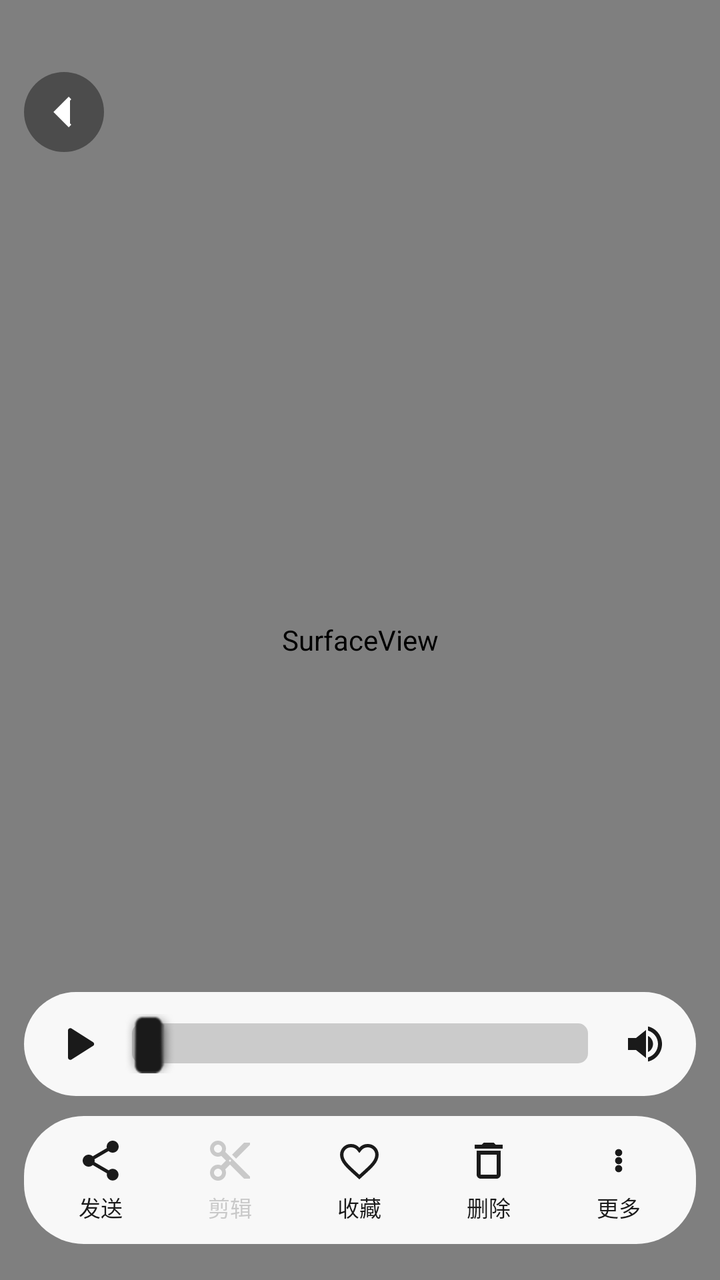
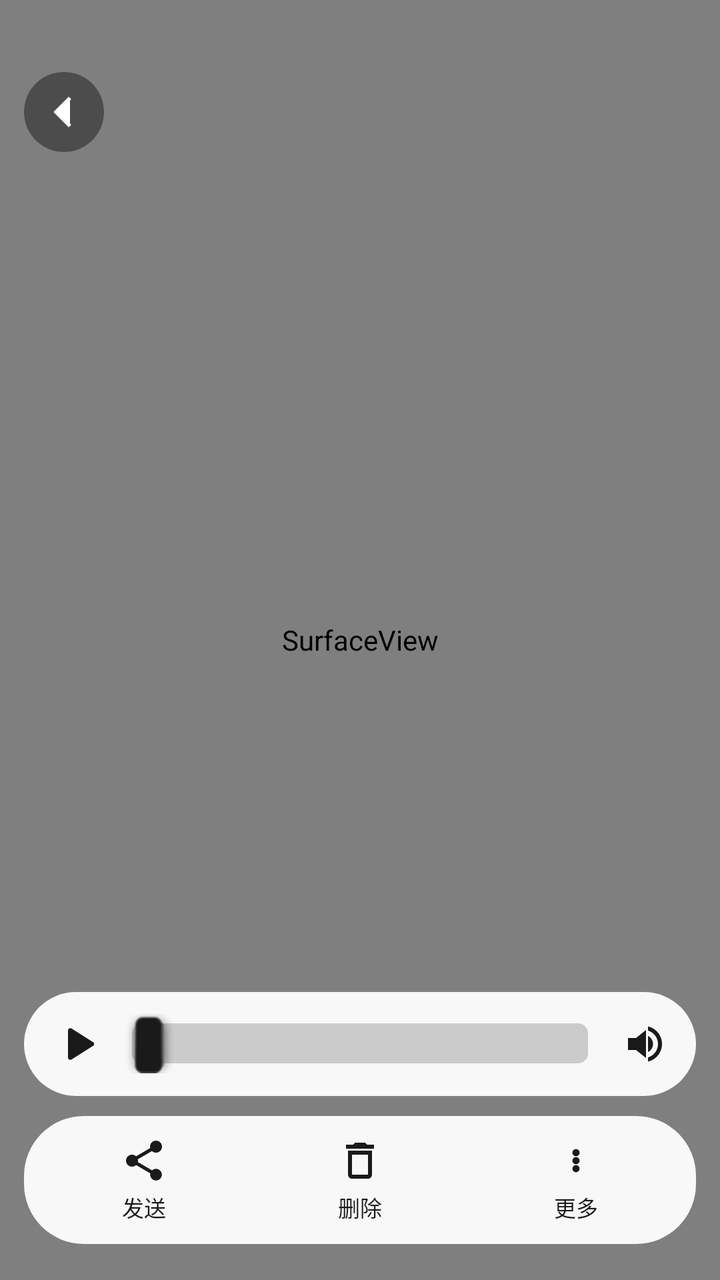

An Android layout rendered at two revisions. The XML below is the earlier revision; the diff shows what the commit changed to produce the second picture.
<!-- AndroidManifest.xml: activity theme android:Theme.Black.NoTitleBar -->
<!-- res/layout/activity_video_player.xml -->
<?xml version="1.0" encoding="utf-8"?>
<FrameLayout xmlns:android="http://schemas.android.com/apk/res/android"
    android:id="@+id/video_root"
    android:layout_width="match_parent"
    android:layout_height="match_parent"
    android:background="@color/video_bg">

    <SurfaceView
        android:id="@+id/video_surface"
        android:layout_width="match_parent"
        android:layout_height="match_parent"
        android:layout_gravity="center" />

    
    <LinearLayout
        android:id="@+id/video_top"
        android:layout_width="match_parent"
        android:layout_height="wrap_content"
        android:layout_gravity="top"
        android:paddingHorizontal="12dp"
        android:paddingTop="36dp"
        android:paddingBottom="8dp"
        android:gravity="center_vertical"
        android:orientation="horizontal">

        <ImageButton
            android:id="@+id/btn_video_back"
            android:layout_width="40dp"
            android:layout_height="40dp"
            android:background="@drawable/bg_circle_scrim"
            android:padding="8dp"
            android:src="@drawable/ic_video_back"
            android:contentDescription="@string/video_back" />

        <TextView
            android:id="@+id/tv_video_date"
            android:layout_width="0dp"
            android:layout_height="wrap_content"
            android:layout_weight="1"
            android:gravity="center"
            android:textColor="#F2FFFFFF"
            android:textSize="14sp" />
    </LinearLayout>

    
    <LinearLayout
        android:id="@+id/video_controls"
        android:layout_width="match_parent"
        android:layout_height="wrap_content"
        android:layout_gravity="bottom"
        android:orientation="vertical"
        android:paddingHorizontal="12dp"
        android:paddingBottom="18dp">

        <LinearLayout
            android:layout_width="match_parent"
            android:layout_height="52dp"
            android:background="@drawable/bg_video_pill"
            android:gravity="center_vertical"
            android:orientation="horizontal"
            android:paddingStart="4dp"
            android:paddingEnd="4dp">

            <ImageButton
                android:id="@+id/btn_video_play"
                android:layout_width="44dp"
                android:layout_height="44dp"
                android:background="@null"
                android:padding="10dp"
                android:src="@drawable/ic_video_play"
                android:contentDescription="@string/video_play" />

            <SeekBar
                android:id="@+id/seek_video"
                android:layout_width="0dp"
                android:layout_height="wrap_content"
                android:layout_weight="1"
                android:progressBackgroundTint="@color/video_track"
                android:progressTint="@color/video_icon"
                android:thumbTint="@color/video_icon"
                android:splitTrack="false"
                android:paddingHorizontal="6dp" />

            <ImageButton
                android:id="@+id/btn_video_mute"
                android:layout_width="44dp"
                android:layout_height="44dp"
                android:background="@null"
                android:padding="10dp"
                android:src="@drawable/ic_video_volume"
                android:contentDescription="@string/video_mute" />
        </LinearLayout>

        <LinearLayout
            android:layout_width="match_parent"
            android:layout_height="64dp"
            android:layout_marginTop="10dp"
            android:background="@drawable/bg_video_pill"
            android:orientation="horizontal"
            android:paddingHorizontal="6dp">

            <LinearLayout
                android:id="@+id/act_video_send"
                style="@style/VideoActionItem">

                <ImageView
                    style="@style/VideoActionIcon"
                    android:src="@drawable/ic_video_share" />

                <TextView style="@style/VideoActionLabel" android:text="@string/video_send" />
            </LinearLayout>

            <LinearLayout
                android:id="@+id/act_video_clip"
                style="@style/VideoActionItem">

                <ImageView
                    style="@style/VideoActionIcon"
                    android:src="@drawable/ic_video_clip" />

                <TextView
                    style="@style/VideoActionLabel"
                    android:text="@string/video_clip"
                    android:textColor="@color/video_icon_dim" />
            </LinearLayout>

            <LinearLayout
                android:id="@+id/act_video_fav"
                style="@style/VideoActionItem">

                <ImageView
                    android:id="@+id/ic_video_fav"
                    style="@style/VideoActionIcon"
                    android:src="@drawable/ic_video_heart" />

                <TextView style="@style/VideoActionLabel" android:text="@string/video_fav" />
            </LinearLayout>

            <LinearLayout
                android:id="@+id/act_video_delete"
                style="@style/VideoActionItem">

                <ImageView
                    style="@style/VideoActionIcon"
                    android:src="@drawable/ic_video_delete" />

                <TextView style="@style/VideoActionLabel" android:text="@string/video_delete" />
            </LinearLayout>

            <LinearLayout
                android:id="@+id/act_video_more"
                style="@style/VideoActionItem">

                <ImageView
                    style="@style/VideoActionIcon"
                    android:src="@drawable/ic_video_more" />

                <TextView style="@style/VideoActionLabel" android:text="@string/video_more" />
            </LinearLayout>
        </LinearLayout>
    </LinearLayout>
</FrameLayout>
<!-- resources referenced by this layout -->
<resources>
  <color name="video_bg">#FF000000</color>
  <color name="video_icon">#FF1A1A1A</color>
  <color name="video_icon_dim">#99AAAAAA</color>
  <color name="video_track">#2E000000</color>
  <!-- drawable bg_circle_scrim (drawable) -->
  <?xml version="1.0" encoding="utf-8"?>
  <shape xmlns:android="http://schemas.android.com/apk/res/android" android:shape="oval">
      <solid android:color="@color/video_scrim" />
  </shape>
  <!-- drawable bg_video_pill (drawable) -->
  <?xml version="1.0" encoding="utf-8"?>
  <shape xmlns:android="http://schemas.android.com/apk/res/android" android:shape="rectangle">
      <solid android:color="@color/video_pill" />
      <corners android:radius="30dp" />
  </shape>
  <!-- drawable ic_video_back (drawable) -->
  <vector xmlns:android="http://schemas.android.com/apk/res/android"
      android:width="24dp" android:height="24dp"
      android:viewportWidth="24" android:viewportHeight="24"
      android:tint="#FFFFFFFF">
      <path android:fillColor="#FF000000" android:strokeColor="#FF000000" android:strokeWidth="1.8"
          android:pathData="M15,5L8,12l7,7" />
  </vector>
  <!-- drawable ic_video_clip (drawable) -->
  <vector xmlns:android="http://schemas.android.com/apk/res/android"
      android:width="24dp" android:height="24dp"
      android:viewportWidth="24" android:viewportHeight="24"
      android:tint="@color/video_icon_dim">
      <path android:fillColor="#FF000000" android:pathData="M9.64,7.64c0.23,-0.5 0.36,-1.05 0.36,-1.64 0,-2.21 -1.79,-4 -4,-4S2,3.79 2,6s1.79,4 4,4c0.59,0 1.14,-0.13 1.64,-0.36L10,12l-2.36,2.36C7.14,14.13 6.59,14 6,14c-2.21,0 -4,1.79 -4,4s1.79,4 4,4 4,-1.79 4,-4c0,-0.59 -0.13,-1.14 -0.36,-1.64L12,14l7,7h3v-1L9.64,7.64zM6,8c-1.1,0 -2,-0.89 -2,-2s0.9,-2 2,-2 2,0.89 2,2 -0.9,2 -2,2zM6,20c-1.1,0 -2,-0.89 -2,-2s0.9,-2 2,-2 2,0.89 2,2 -0.9,2 -2,2zM12,12.5c-0.28,0 -0.5,-0.22 -0.5,-0.5s0.22,-0.5 0.5,-0.5 0.5,0.22 0.5,0.5 -0.22,0.5 -0.5,0.5zM19,3l-6,6 2,2 7,-7V3h-3z" />
  </vector>
  <!-- drawable ic_video_delete (drawable) -->
  <vector xmlns:android="http://schemas.android.com/apk/res/android"
      android:width="24dp" android:height="24dp"
      android:viewportWidth="24" android:viewportHeight="24"
      android:tint="@color/video_icon">
      <path android:fillColor="#FF000000" android:pathData="M6,19c0,1.1 0.9,2 2,2h8c1.1,0 2,-0.9 2,-2V7H6v12zM8,9h8v10H8V9zM15.5,4l-1,-1h-5l-1,1H5v2h14V4z" />
  </vector>
  <!-- drawable ic_video_heart (drawable) -->
  <vector xmlns:android="http://schemas.android.com/apk/res/android"
      android:width="24dp" android:height="24dp"
      android:viewportWidth="24" android:viewportHeight="24"
      android:tint="@color/video_icon">
      <path android:fillColor="#00000000" android:strokeColor="#FF000000" android:strokeWidth="1.7"
          android:pathData="M12,20.2l-1.2,-1.1C6.1,14.9 3.2,12.3 3.2,9.1c0,-2.6 2,-4.6 4.6,-4.6 1.5,0 2.9,0.7 3.8,1.8l0.4,0.5 0.4,-0.5c0.9,-1.1 2.3,-1.8 3.8,-1.8 2.6,0 4.6,2 4.6,4.6 0,3.2 -2.9,5.8 -7.6,10z" />
  </vector>
  <string name="video_back">返回</string>
  <string name="video_clip">剪辑</string>
  <string name="video_delete">删除</string>
  <string name="video_fav">收藏</string>
  <string name="video_more">更多</string>
  <string name="video_mute">静音</string>
  <string name="video_play">播放</string>
  <string name="video_send">发送</string>
  <style name="VideoActionIcon">
          <item name="android:layout_width">24dp</item>
          <item name="android:layout_height">24dp</item>
          <item name="android:contentDescription">@null</item>
      </style>
  <style name="VideoActionLabel">
          <item name="android:layout_width">wrap_content</item>
          <item name="android:layout_height">wrap_content</item>
          <item name="android:layout_marginTop">3dp</item>
          <item name="android:textColor">@color/video_icon</item>
          <item name="android:textSize">11sp</item>
      </style>
  <color name="video_scrim">#66000000</color>
  <color name="video_pill">#F2FFFFFF</color>
  <!-- unchanged entries left out for length: 5 -->
</resources>

<!-- the commit's change to res/layout/activity_video_player.xml (unified diff, before → after) -->
@@ -110,31 +110,9 @@
                 <TextView style="@style/VideoActionLabel" android:text="@string/video_send" />
             </LinearLayout>
 
-            <LinearLayout
-                android:id="@+id/act_video_clip"
-                style="@style/VideoActionItem">
+            /LinearLayout>
 
-                <ImageView
-                    style="@style/VideoActionIcon"
-                    android:src="@drawable/ic_video_clip" />
-
-                <TextView
-                    style="@style/VideoActionLabel"
-                    android:text="@string/video_clip"
-                    android:textColor="@color/video_icon_dim" />
-            </LinearLayout>
-
-            <LinearLayout
-                android:id="@+id/act_video_fav"
-                style="@style/VideoActionItem">
-
-                <ImageView
-                    android:id="@+id/ic_video_fav"
-                    style="@style/VideoActionIcon"
-                    android:src="@drawable/ic_video_heart" />
-
-                <TextView style="@style/VideoActionLabel" android:text="@string/video_fav" />
-            </LinearLayout>
+            /LinearLayout>
 
             <LinearLayout
                 android:id="@+id/act_video_delete"
<!-- resource entries referenced after the edit -->
@@ -2,7 +2,6 @@
 <resources>
   <color name="video_bg">#FF000000</color>
   <color name="video_icon">#FF1A1A1A</color>
-  <color name="video_icon_dim">#99AAAAAA</color>
   <color name="video_track">#2E000000</color>
   <!-- drawable bg_circle_scrim (drawable) -->
   <?xml version="1.0" encoding="utf-8"?>
@@ -23,13 +22,6 @@
       <path android:fillColor="#FF000000" android:strokeColor="#FF000000" android:strokeWidth="1.8"
           android:pathData="M15,5L8,12l7,7" />
   </vector>
-  <!-- drawable ic_video_clip (drawable) -->
-  <vector xmlns:android="http://schemas.android.com/apk/res/android"
-      android:width="24dp" android:height="24dp"
-      android:viewportWidth="24" android:viewportHeight="24"
-      android:tint="@color/video_icon_dim">
-      <path android:fillColor="#FF000000" android:pathData="M9.64,7.64c0.23,-0.5 0.36,-1.05 0.36,-1.64 0,-2.21 -1.79,-4 -4,-4S2,3.79 2,6s1.79,4 4,4c0.59,0 1.14,-0.13 1.64,-0.36L10,12l-2.36,2.36C7.14,14.13 6.59,14 6,14c-2.21,0 -4,1.79 -4,4s1.79,4 4,4 4,-1.79 4,-4c0,-0.59 -0.13,-1.14 -0.36,-1.64L12,14l7,7h3v-1L9.64,7.64zM6,8c-1.1,0 -2,-0.89 -2,-2s0.9,-2 2,-2 2,0.89 2,2 -0.9,2 -2,2zM6,20c-1.1,0 -2,-0.89 -2,-2s0.9,-2 2,-2 2,0.89 2,2 -0.9,2 -2,2zM12,12.5c-0.28,0 -0.5,-0.22 -0.5,-0.5s0.22,-0.5 0.5,-0.5 0.5,0.22 0.5,0.5 -0.22,0.5 -0.5,0.5zM19,3l-6,6 2,2 7,-7V3h-3z" />
-  </vector>
   <!-- drawable ic_video_delete (drawable) -->
   <vector xmlns:android="http://schemas.android.com/apk/res/android"
       android:width="24dp" android:height="24dp"
@@ -37,18 +29,8 @@
       android:tint="@color/video_icon">
       <path android:fillColor="#FF000000" android:pathData="M6,19c0,1.1 0.9,2 2,2h8c1.1,0 2,-0.9 2,-2V7H6v12zM8,9h8v10H8V9zM15.5,4l-1,-1h-5l-1,1H5v2h14V4z" />
   </vector>
-  <!-- drawable ic_video_heart (drawable) -->
-  <vector xmlns:android="http://schemas.android.com/apk/res/android"
-      android:width="24dp" android:height="24dp"
-      android:viewportWidth="24" android:viewportHeight="24"
-      android:tint="@color/video_icon">
-      <path android:fillColor="#00000000" android:strokeColor="#FF000000" android:strokeWidth="1.7"
-          android:pathData="M12,20.2l-1.2,-1.1C6.1,14.9 3.2,12.3 3.2,9.1c0,-2.6 2,-4.6 4.6,-4.6 1.5,0 2.9,0.7 3.8,1.8l0.4,0.5 0.4,-0.5c0.9,-1.1 2.3,-1.8 3.8,-1.8 2.6,0 4.6,2 4.6,4.6 0,3.2 -2.9,5.8 -7.6,10z" />
-  </vector>
   <string name="video_back">返回</string>
-  <string name="video_clip">剪辑</string>
   <string name="video_delete">删除</string>
-  <string name="video_fav">收藏</string>
   <string name="video_more">更多</string>
   <string name="video_mute">静音</string>
   <string name="video_play">播放</string>
